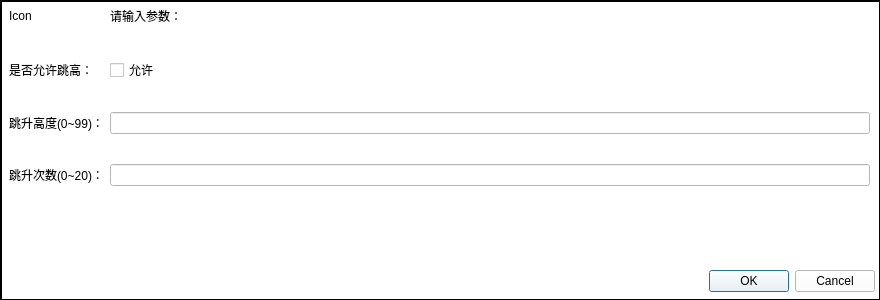
The window that jumpdialog.ui (taiyuankejizhu/SparkZNC) describes before a commit, drawn with Qt 5.
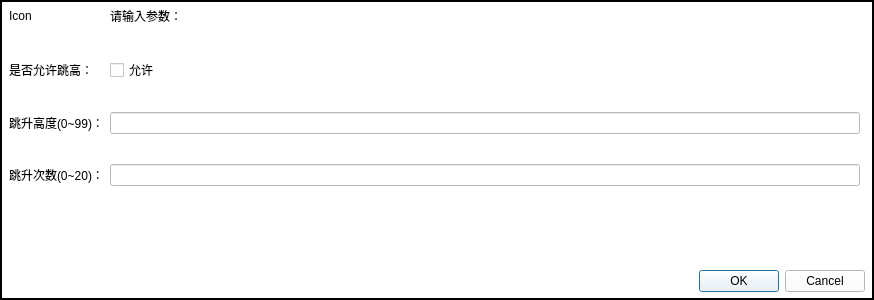
The same window after the commit.

Diff of the .ui file:
```diff
--- a/jumpdialog.ui
+++ b/jumpdialog.ui
@@ -6,7 +6,7 @@
    <rect>
     <x>0</x>
     <y>0</y>
-    <width>880</width>
+    <width>874</width>
     <height>300</height>
    </rect>
   </property>
@@ -30,8 +30,8 @@
     <rect>
      <x>0</x>
      <y>0</y>
-     <width>881</width>
-     <height>301</height>
+     <width>874</width>
+     <height>300</height>
     </rect>
    </property>
    <property name="palette">
@@ -463,7 +463,7 @@
      <rect>
       <x>-1</x>
       <y>-1</y>
-      <width>881</width>
+      <width>871</width>
       <height>301</height>
      </rect>
     </property>
```
